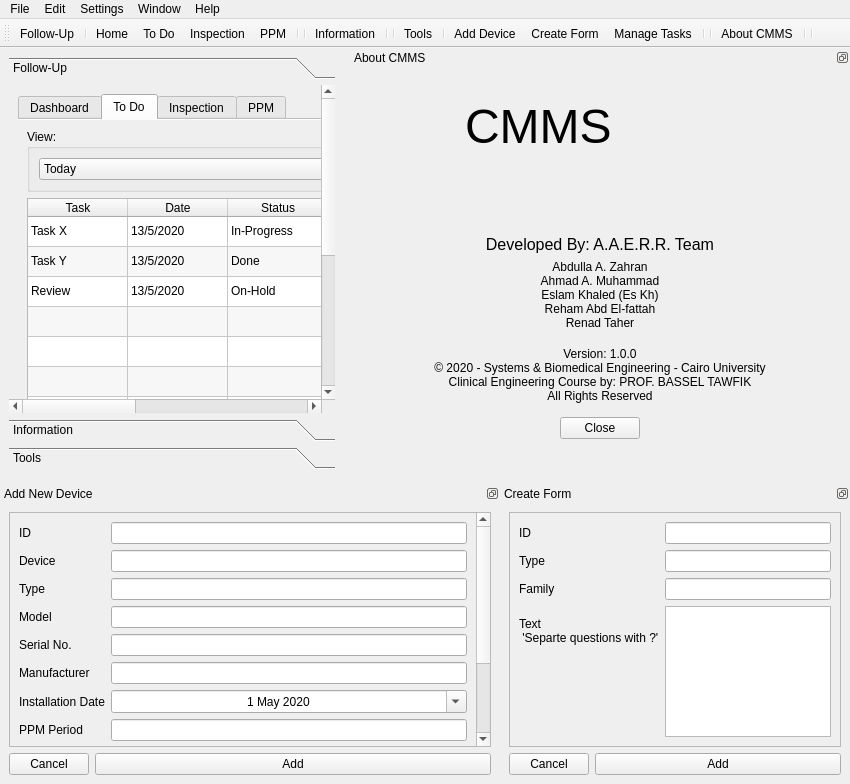
Above: CMMS.ui from ASquaredM/CMMS-for-healthcare-institutions before the change. Below: the same form after it.
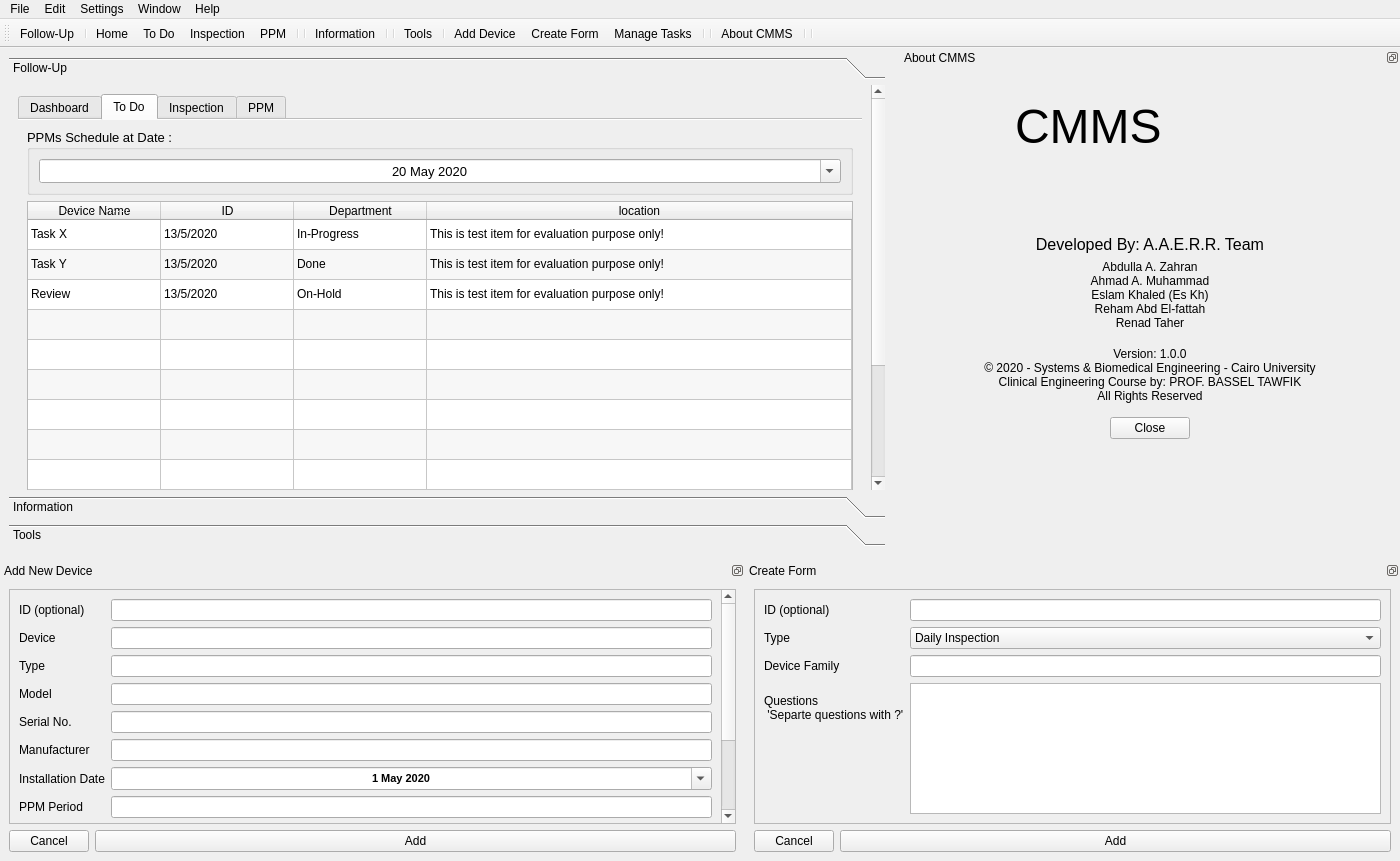
That is the form after the change. The open tabs and pages were chosen to show the change. Icons and pictures are not drawn.

What changed in the file:
```diff
--- a/CMMS.ui
+++ b/CMMS.ui
@@ -6,8 +6,8 @@
    <rect>
     <x>0</x>
     <y>0</y>
-    <width>850</width>
-    <height>784</height>
+    <width>1400</width>
+    <height>861</height>
    </rect>
   </property>
   <property name="minimumSize">
@@ -31,8 +31,8 @@
         <rect>
          <x>0</x>
          <y>0</y>
-         <width>794</width>
-         <height>586</height>
+         <width>857</width>
+         <height>599</height>
         </rect>
        </property>
        <attribute name="icon">
@@ -529,6 +529,9 @@
            <layout class="QGridLayout" name="gridLayout_4">
             <item row="1" column="0">
              <widget class="QTableWidget" name="ToDo_table">
+              <property name="sizeAdjustPolicy">
+               <enum>QAbstractScrollArea::AdjustToContents</enum>
+              </property>
               <property name="alternatingRowColors">
                <bool>true</bool>
               </property>
@@ -538,23 +541,38 @@
               <property name="sortingEnabled">
                <bool>true</bool>
               </property>
+              <property name="wordWrap">
+               <bool>true</bool>
+              </property>
               <property name="cornerButtonEnabled">
                <bool>false</bool>
               </property>
               <property name="rowCount">
                <number>10</number>
               </property>
+              <attribute name="horizontalHeaderCascadingSectionResizes">
+               <bool>false</bool>
+              </attribute>
+              <attribute name="horizontalHeaderDefaultSectionSize">
+               <number>133</number>
+              </attribute>
               <attribute name="horizontalHeaderStretchLastSection">
                <bool>true</bool>
               </attribute>
               <attribute name="verticalHeaderVisible">
                <bool>false</bool>
               </attribute>
+              <attribute name="verticalHeaderCascadingSectionResizes">
+               <bool>false</bool>
+              </attribute>
+              <attribute name="verticalHeaderMinimumSectionSize">
+               <number>27</number>
+              </attribute>
               <attribute name="verticalHeaderShowSortIndicator" stdset="0">
                <bool>true</bool>
               </attribute>
               <attribute name="verticalHeaderStretchLastSection">
-               <bool>true</bool>
+               <bool>false</bool>
               </attribute>
               <row/>
               <row/>
@@ -568,22 +586,34 @@
               <row/>
               <column>
                <property name="text">
-                <string>Task</string>
+                <string>Device Name</string>
                </property>
+               <property name="textAlignment">
+                <set>AlignCenter</set>
+               </property>
+               <property name="foreground">
+                <brush brushstyle="Dense1Pattern">
+                 <color alpha="255">
+                  <red>0</red>
+                  <green>0</green>
+                  <blue>0</blue>
+                 </color>
+                </brush>
+               </property>
               </column>
               <column>
                <property name="text">
-                <string>Date</string>
+                <string>ID</string>
                </property>
               </column>
               <column>
                <property name="text">
-                <string>Status</string>
+                <string>Department</string>
                </property>
               </column>
               <column>
                <property name="text">
-                <string>Comment</string>
+                <string>location</string>
                </property>
               </column>
               <item row="0" column="0">
@@ -650,63 +680,40 @@
             </item>
             <item row="0" column="0">
              <widget class="QGroupBox" name="groupBox">
+              <property name="font">
+               <font>
+                <pointsize>10</pointsize>
+                <weight>50</weight>
+                <bold>false</bold>
+               </font>
+              </property>
               <property name="title">
-               <string>View:</string>
+               <string>PPMs Schedule at Date :</string>
               </property>
               <layout class="QGridLayout" name="gridLayout_5">
-               <item row="0" column="1">
-                <widget class="QPushButton" name="Export_button">
+               <item row="2" column="0">
+                <widget class="QDateEdit" name="todo_dateEdit">
                  <property name="sizePolicy">
-                  <sizepolicy hsizetype="Fixed" vsizetype="Fixed">
+                  <sizepolicy hsizetype="Minimum" vsizetype="Minimum">
                    <horstretch>0</horstretch>
                    <verstretch>0</verstretch>
                   </sizepolicy>
                  </property>
-                 <property name="text">
-                  <string>Export...</string>
+                 <property name="alignment">
+                  <set>Qt::AlignCenter</set>
                  </property>
-                 <property name="icon">
-                  <iconset>
-                   <normaloff>Resources/images/export.png</normaloff>Resources/images/export.png</iconset>
+                 <property name="dateTime">
+                  <datetime>
+                   <hour>0</hour>
+                   <minute>0</minute>
+                   <second>0</second>
+                   <year>2020</year>
+                   <month>5</month>
+                   <day>20</day>
+                  </datetime>
                  </property>
-                </widget>
-               </item>
-               <item row="0" column="0">
-                <widget class="QComboBox" name="Date_comboBox">
-                 <property name="currentIndex">
-                  <number>2</number>
-                 </property>
-                 <item>
-                  <property name="text">
-                   <string>7 Days</string>
-                  </property>
-                 </item>
-                 <item>
-                  <property name="text">
-                   <string>3 Days</string>
-                  </property>
-                 </item>
-                 <item>
-                  <property name="text">
-                   <string>Today</string>
-                  </property>
-                 </item>
-                </widget>
-               </item>
-               <item row="0" column="2">
-                <widget class="QPushButton" name="Print_button">
-                 <property name="sizePolicy">
-                  <sizepolicy hsizetype="Fixed" vsizetype="Fixed">
-                   <horstretch>0</horstretch>
-                   <verstretch>0</verstretch>
-                  </sizepolicy>
-                 </property>
-                 <property name="text">
-                  <string>Print...</string>
-                 </property>
-                 <property name="icon">
-                  <iconset>
-                   <normaloff>Resources/images/document-rounded-square-interface-symbol-with-text-lines.png</normaloff>Resources/images/document-rounded-square-interface-symbol-with-text-lines.png</iconset>
+                 <property name="calendarPopup">
+                  <bool>true</bool>
                  </property>
                 </widget>
                </item>
@@ -2172,8 +2179,8 @@
     <rect>
      <x>0</x>
      <y>0</y>
-     <width>850</width>
-     <height>21</height>
+     <width>1400</width>
+     <height>25</height>
     </rect>
    </property>
    <widget class="QMenu" name="menuFile">
@@ -2424,16 +2431,16 @@
         <property name="geometry">
          <rect>
           <x>0</x>
-          <y>0</y>
-          <width>478</width>
-          <height>324</height>
+          <y>-102</y>
+          <width>793</width>
+          <height>326</height>
          </rect>
         </property>
         <layout class="QFormLayout" name="formLayout">
          <item row="0" column="0">
           <widget class="QLabel" name="label_11">
            <property name="text">
-            <string>ID</string>
+            <string>ID (optional)</string>
            </property>
            <property name="buddy">
             <cstring>lineEdit</cstring>
@@ -2585,6 +2592,13 @@
          </item>
          <item row="6" column="1">
           <widget class="QDateEdit" name="installation_dateEdit">
+           <property name="font">
+            <font>
+             <pointsize>8</pointsize>
+             <weight>75</weight>
+             <bold>true</bold>
+            </font>
+           </property>
            <property name="wrapping">
             <bool>false</bool>
            </property>
@@ -2690,15 +2704,15 @@
          <rect>
           <x>0</x>
           <y>0</y>
-          <width>315</width>
-          <height>229</height>
+          <width>544</width>
+          <height>224</height>
          </rect>
         </property>
         <layout class="QFormLayout" name="formLayout_2">
          <item row="0" column="0">
           <widget class="QLabel" name="label_24">
            <property name="text">
-            <string>ID</string>
+            <string>ID (optional)</string>
            </property>
            <property name="buddy">
             <cstring>lineEdit</cstring>
@@ -2718,13 +2732,10 @@
            </property>
           </widget>
          </item>
-         <item row="1" column="1">
-          <widget class="QLineEdit" name="createForm_ans2"/>
-         </item>
          <item row="2" column="0">
           <widget class="QLabel" name="label_37">
            <property name="text">
-            <string>Family</string>
+            <string>Device Family</string>
            </property>
            <property name="buddy">
             <cstring>lineEdit</cstring>
@@ -2737,7 +2748,7 @@
          <item row="3" column="0">
           <widget class="QLabel" name="label_41">
            <property name="text">
-            <string>Text
+            <string>Questions
  'Separte questions with ?'</string>
            </property>
            <property name="buddy">
@@ -2748,6 +2759,25 @@
          <item row="3" column="1">
           <widget class="QTextEdit" name="createForm_ans4"/>
          </item>
+         <item row="1" column="1">
+          <widget class="QComboBox" name="createForm_ans2">
+           <item>
+            <property name="text">
+             <string>Daily Inspection</string>
+            </property>
+           </item>
+           <item>
+            <property name="text">
+             <string>PPM</string>
+            </property>
+           </item>
+           <item>
+            <property name="text">
+             <string>Installation</string>
+            </property>
+           </item>
+          </widget>
+         </item>
         </layout>
        </widget>
       </widget>
```
Left out of the diff: 571 changed lines with no effect on the pictures.
